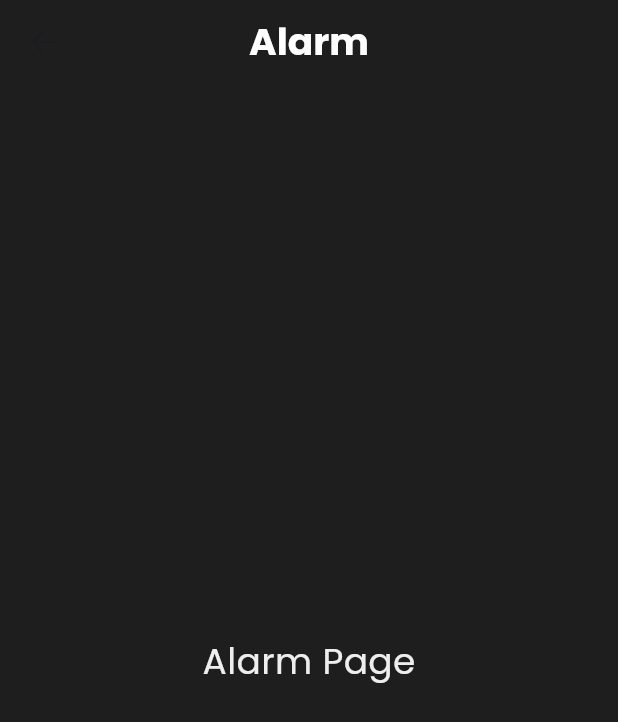
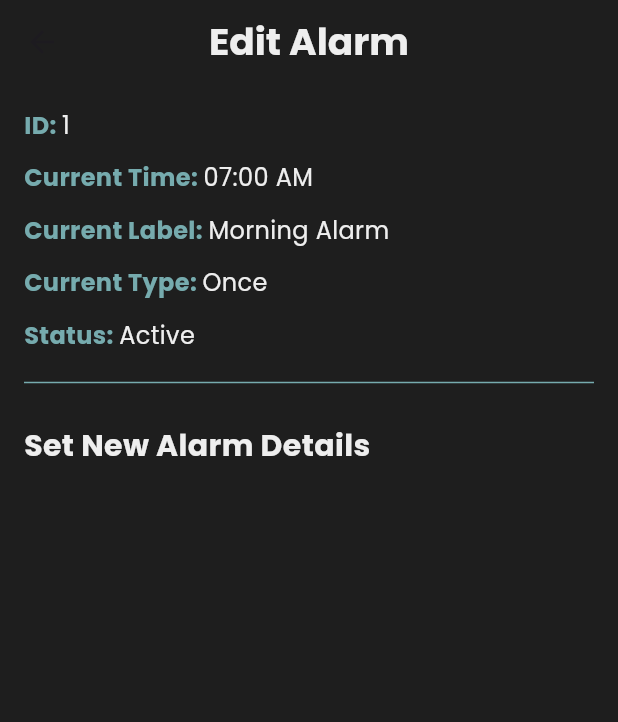
Before and after one commit to kbimsara/pointAlarm, a Flutter app: the screen it shows after launch, after a tap on "07:00 AM", on a phone screen of 412 x 824 dp. Shown: the top 722 px of the screen. Run offline on Flutter 3.47's test engine with Material 3 defaults, Android fonts, the phone set to English and light mode, and no system bars; our stand-ins replace cloud_firestore, firebase_core; accounts and stored records are empty.

Commit message:
Update setAlarmPage.dart

```diff
--- a/lib/Pages/setAlarmPage.dart
+++ b/lib/Pages/setAlarmPage.dart
@@ -1,37 +1,96 @@
 import 'package:flutter/material.dart';
 
-void main() {
-  runApp(AlarmPage());
-}
+class AlarmPage extends StatelessWidget {
+  final num? id;
+  final String? time;
+  final String? label;
+  final String? type;
+  final bool? isActive;
 
-class AlarmPage extends StatelessWidget {
-  const AlarmPage({super.key});
+  const AlarmPage({
+    super.key,
+    this.id,
+    this.time,
+    this.label,
+    this.type,
+    this.isActive,
+  });
+
   @override
   Widget build(BuildContext context) {
+    final bool isEditing = id != null;
+
     return Scaffold(
-      backgroundColor: Color(0xff1E1E1E),
-      appBar: appBar(),
-      body: Scaffold(
-        backgroundColor: Color(0xff1E1E1E),
-        body: Center(
-          child: Text(
-            'Alarm Page',
-            style: TextStyle(color: Color(0xffEEEEEE), fontSize: 24),
-          ),
+      backgroundColor: const Color(0xff1E1E1E),
+      appBar: appBar(isEditing),
+      body: SingleChildScrollView(
+        padding: const EdgeInsets.all(16.0),
+        child: Column(
+          crossAxisAlignment: CrossAxisAlignment.start,
+          children: [
+            if (isEditing) ...[
+              _buildDetailItem('ID', id.toString()),
+              _buildDetailItem('Current Time', time ?? ''),
+              _buildDetailItem('Current Label', label ?? ''),
+              _buildDetailItem('Current Type', type ?? ''),
+              _buildDetailItem('Status', isActive == true ? 'Active' : 'Inactive'),
+              const Divider(color: Color(0xff76ABAE)),
+              const SizedBox(height: 20),
+            ],
+            const Text(
+              'Set New Alarm Details',
+              style: TextStyle(
+                color: Color(0xffEEEEEE),
+                fontSize: 20,
+                fontWeight: FontWeight.bold,
+              ),
+            ),
+            const SizedBox(height: 20),
+            // TODO: Add form fields for new alarm details
+          ],
         ),
       ),
     );
   }
 
+  Widget _buildDetailItem(String label, String value) {
+    return Padding(
+      padding: const EdgeInsets.only(bottom: 12.0),
+      child: Row(
+        crossAxisAlignment: CrossAxisAlignment.start,
+        children: [
+          Text(
+            '$label: ',
+            style: const TextStyle(
+              color: Color(0xff76ABAE),
+              fontSize: 16,
+              fontWeight: FontWeight.bold,
+            ),
+          ),
+          Expanded(
+            child: Text(
+              value,
+              style: const TextStyle(
+                color: Color(0xffEEEEEE),
+                fontSize: 16,
+              ),
+            ),
+          ),
+        ],
+      ),
+    );
+  }
+
   //App bar
-  AppBar appBar() {
+  AppBar appBar(bool isEditing) {
     return AppBar(
-      backgroundColor: Color(0xff1E1E1E),
-      title: Text('Alarm'),
-      titleTextStyle: TextStyle(
+      backgroundColor: const Color(0xff1E1E1E),
+      title: Text(isEditing ? 'Edit Alarm' : 'New Alarm'),
+      titleTextStyle: const TextStyle(
         fontFamily: 'Poppins',
         fontSize: 25,
         fontWeight: FontWeight.bold,
+        color: Color(0xffEEEEEE),
       ),
       centerTitle: true,
     );
```
